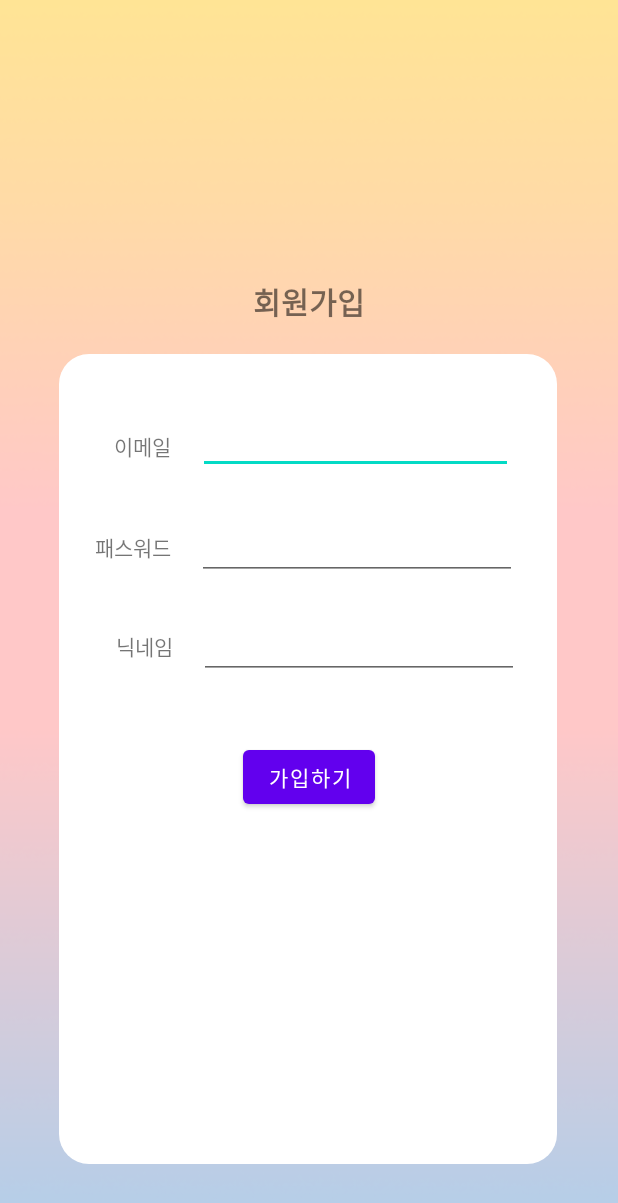
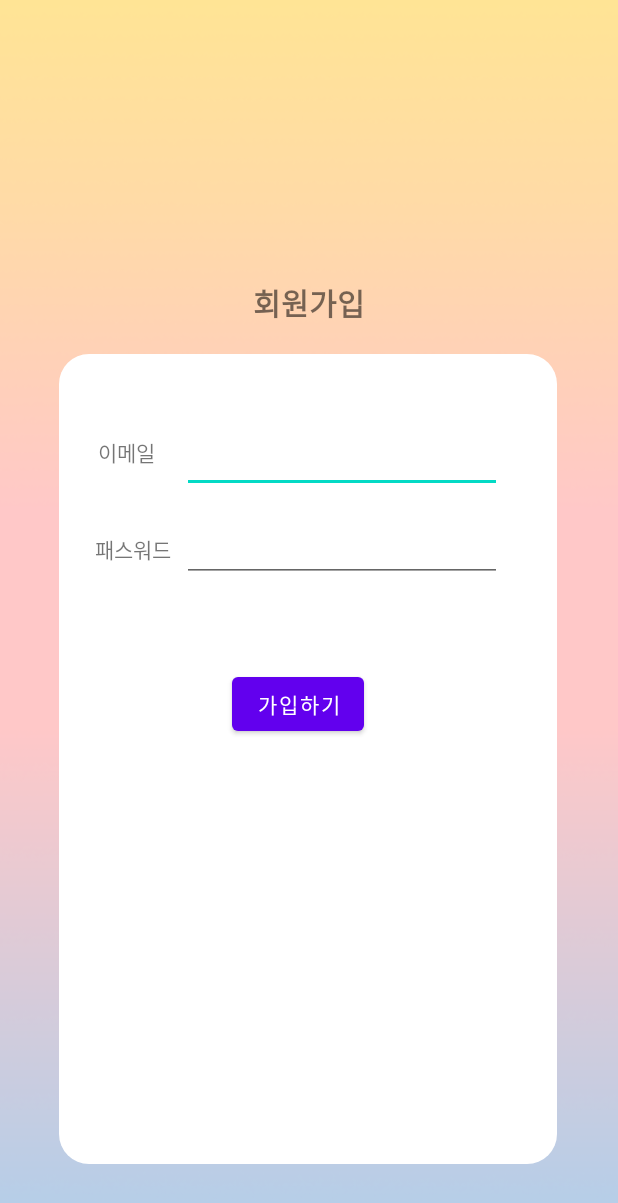
Before and after one commit to ynnij/android-study, an Android app: the SignUpActivity screen opened directly, with no data from a screen before it, on a phone screen of 412 x 824 dp. Shown: the top 1203 px of the screen. Run offline under Robolectric (Android 15) with nearby library versions, the phone set to English and light mode, and no system bars; our stand-ins replace Firebase (no records; nobody signed in at launch, a user with empty details on screens opened directly); 1 statement that could not run was skipped.

Commit message:
chore: 디자인 수정

```diff
--- a/app/src/main/res/layout/activity_sign_up.xml
+++ b/app/src/main/res/layout/activity_sign_up.xml
@@ -21,7 +21,7 @@
         android:id="@+id/textView"
         android:layout_width="wrap_content"
         android:layout_height="wrap_content"
-        android:layout_marginBottom="20dp"
+        android:layout_marginBottom="19dp"
         android:text="회원가입"
         android:textSize="20dp"
         android:textStyle="bold"
@@ -31,89 +31,64 @@
 
     <EditText
         android:id="@+id/editTextTextEmailAddress"
-        android:layout_width="0dp"
-        android:layout_height="42dp"
-        android:layout_marginEnd="70dp"
-        android:layout_marginRight="70dp"
+        android:layout_width="wrap_content"
+        android:layout_height="wrap_content"
+        android:layout_marginTop="47dp"
+        android:layout_marginEnd="12dp"
+        android:layout_marginRight="12dp"
         android:ems="10"
         android:inputType="textEmailAddress"
-        app:layout_constraintBaseline_toBaselineOf="@+id/textView2"
         app:layout_constraintEnd_toEndOf="parent"
-        app:layout_constraintStart_toEndOf="@+id/textView2" />
+        app:layout_constraintStart_toEndOf="@+id/textView2"
+        app:layout_constraintTop_toTopOf="@+id/imageView2" />
 
     <TextView
         android:id="@+id/textView2"
         android:layout_width="wrap_content"
         android:layout_height="wrap_content"
-        android:layout_marginStart="76dp"
-        android:layout_marginLeft="76dp"
+        android:layout_marginTop="7dp"
         android:layout_marginEnd="18dp"
         android:layout_marginRight="18dp"
-        android:layout_marginBottom="33dp"
         android:text="이메일"
-        app:layout_constraintBottom_toTopOf="@+id/editTextTextPassword"
         app:layout_constraintEnd_toStartOf="@+id/editTextTextEmailAddress"
-        app:layout_constraintStart_toStartOf="parent" />
+        app:layout_constraintHorizontal_chainStyle="packed"
+        app:layout_constraintStart_toStartOf="parent"
+        app:layout_constraintTop_toTopOf="@+id/editTextTextEmailAddress" />
 
     <EditText
         android:id="@+id/editTextTextPassword"
         android:layout_width="wrap_content"
         android:layout_height="wrap_content"
-        android:layout_marginTop="105dp"
-        android:layout_marginEnd="4dp"
-        android:layout_marginRight="4dp"
+        android:layout_marginTop="14dp"
+        android:layout_marginEnd="14dp"
+        android:layout_marginRight="14dp"
         android:ems="10"
         android:inputType="textPassword"
         app:layout_constraintEnd_toEndOf="parent"
         app:layout_constraintStart_toEndOf="@+id/textView3"
-        app:layout_constraintTop_toTopOf="@+id/imageView2" />
+        app:layout_constraintTop_toBottomOf="@+id/editTextTextEmailAddress" />
 
     <TextView
         android:id="@+id/textView3"
         android:layout_width="wrap_content"
         android:layout_height="wrap_content"
-        android:layout_marginEnd="17dp"
-        android:layout_marginRight="17dp"
+        android:layout_marginEnd="7dp"
+        android:layout_marginRight="7dp"
         android:text="패스워드"
         app:layout_constraintBaseline_toBaselineOf="@+id/editTextTextPassword"
         app:layout_constraintEnd_toStartOf="@+id/editTextTextPassword"
         app:layout_constraintHorizontal_chainStyle="packed"
         app:layout_constraintStart_toStartOf="parent" />
 
-    <EditText
-        android:id="@+id/editText_nickname"
-        android:layout_width="wrap_content"
-        android:layout_height="wrap_content"
-        android:ems="10"
-        android:inputType="textPersonName"
-        app:layout_constraintBaseline_toBaselineOf="@+id/textView4"
-        app:layout_constraintEnd_toEndOf="parent"
-        app:layout_constraintStart_toEndOf="@+id/textView4" />
-
-    <TextView
-        android:id="@+id/textView4"
-        android:layout_width="wrap_content"
-        android:layout_height="wrap_content"
-        android:layout_marginStart="11dp"
-        android:layout_marginLeft="11dp"
-        android:layout_marginTop="33dp"
-        android:layout_marginEnd="17dp"
-        android:layout_marginRight="17dp"
-        android:text="닉네임"
-        app:layout_constraintEnd_toStartOf="@+id/editText_nickname"
-        app:layout_constraintHorizontal_chainStyle="packed"
-        app:layout_constraintStart_toStartOf="parent"
-        app:layout_constraintTop_toBottomOf="@+id/editTextTextPassword" />
-
     <Button
         android:id="@+id/button_sign_in"
         android:layout_width="wrap_content"
         android:layout_height="wrap_content"
-        android:layout_marginStart="29dp"
-        android:layout_marginLeft="29dp"
-        android:layout_marginTop="41dp"
+        android:layout_marginStart="33dp"
+        android:layout_marginLeft="33dp"
+        android:layout_marginTop="57dp"
         android:text="가입하기"
-        app:layout_constraintStart_toStartOf="@+id/editText_nickname"
-        app:layout_constraintTop_toBottomOf="@+id/editText_nickname" />
+        app:layout_constraintStart_toStartOf="@+id/editTextTextPassword"
+        app:layout_constraintTop_toBottomOf="@+id/editTextTextPassword" />
 
 </androidx.constraintlayout.widget.ConstraintLayout>
```
Also changed, not shown: app/src/main/res/layout/activity_login.xml (+19 -28 lines), app/src/main/res/layout/activity_main.xml (+17 -1 lines).
